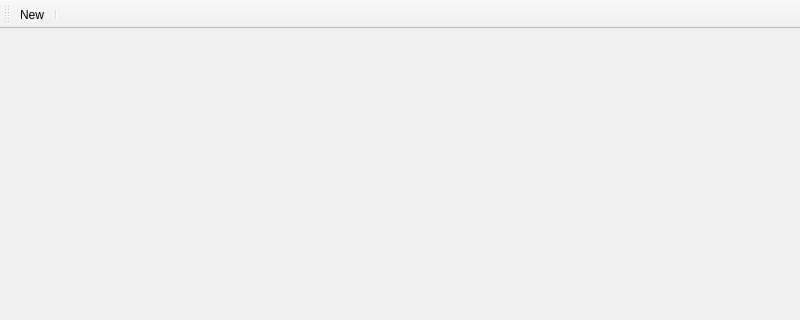
Qt form src/mainwindow.ui (MichaelStraube/qflood) before a commit; both pictures show x 0 to 800 and y 0 to 320 of the 800 by 600 pixel window.
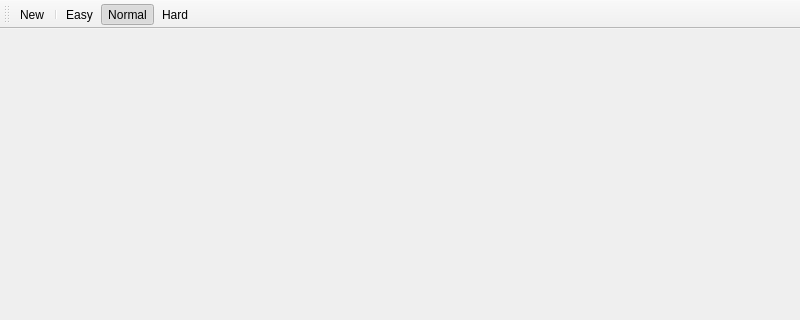
The same form after that commit.

Patch:
```diff
--- a/src/mainwindow.ui
+++ b/src/mainwindow.ui
@@ -41,6 +41,9 @@
    </attribute>
    <addaction name="actionNew"/>
    <addaction name="separator"/>
+   <addaction name="actionEasy"/>
+   <addaction name="actionNormal"/>
+   <addaction name="actionHard"/>
   </widget>
   <action name="actionNew">
    <property name="text">
@@ -59,6 +62,9 @@
    <property name="checkable">
     <bool>true</bool>
    </property>
+   <property name="checked">
+    <bool>true</bool>
+   </property>
    <property name="text">
     <string>Normal</string>
    </property>
```
